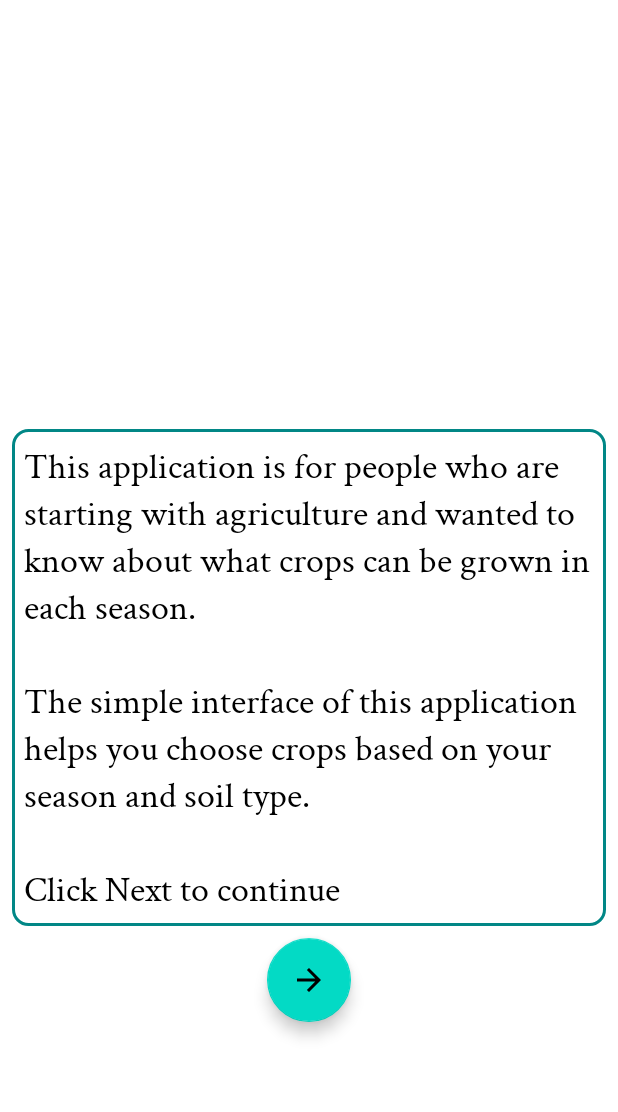
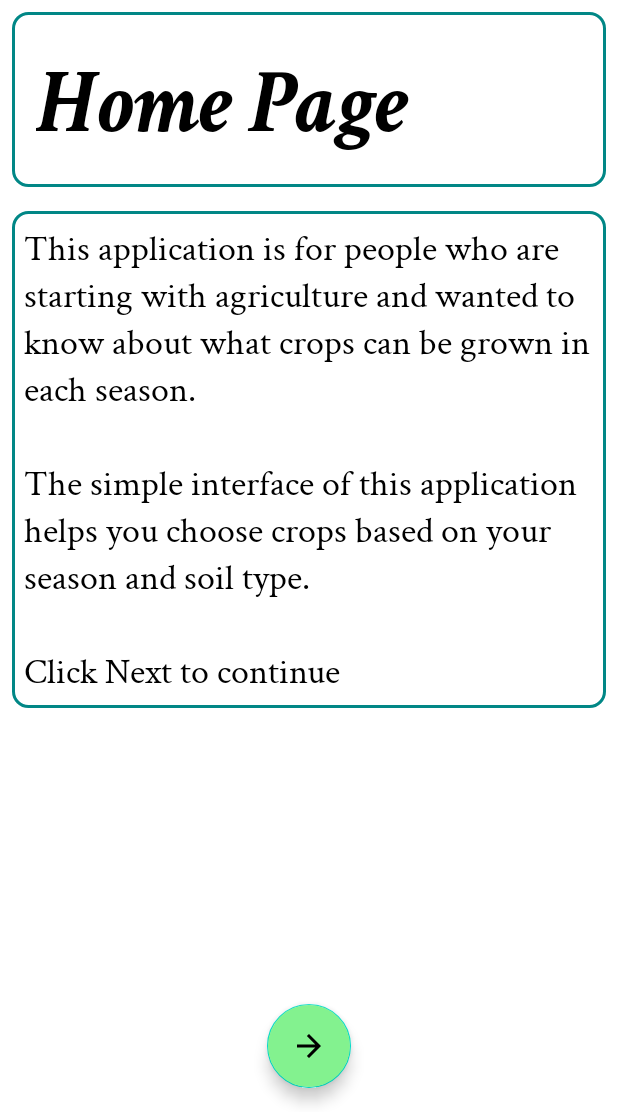
Before and after one commit to AjayRahul1/HealthyHarvest, an Android app: the screen it shows after launch (MainActivity), on a phone screen of 412 x 824 dp, the part 124-1236 px from its top. Run offline under Robolectric (Android 15) with nearby library versions, the phone set to English and light mode, and no system bars; 1 statement that could not run was skipped.

Commit message:
Home Screen layout changed

```diff
--- a/app/src/main/res/layout/activity_main.xml
+++ b/app/src/main/res/layout/activity_main.xml
@@ -2,7 +2,6 @@
 <RelativeLayout xmlns:android="http://schemas.android.com/apk/res/android"
     xmlns:app="http://schemas.android.com/apk/res-auto"
     xmlns:tools="http://schemas.android.com/tools"
-    android:id="@+id/main_home"
     android:layout_width="match_parent"
     android:layout_height="match_parent"
     tools:context=".MainActivity">
@@ -20,14 +19,29 @@
         android:textSize="38sp" />
 
     <TextView
+        android:id="@+id/tv_home_page_heading"
+        android:layout_width="match_parent"
+        android:layout_height="wrap_content"
+        android:layout_below="@+id/home_welcome_text"
+        android:layout_margin="8dp"
+        android:background="@drawable/roundcorners"
+        android:fontFamily="@font/crimson_text_bold_italic"
+        android:padding="16dp"
+        android:text="Home Page"
+        android:textAppearance="@style/TextAppearance.MaterialComponents.Headline2"
+        tools:text="Home Page" />
+
+    <TextView
         android:layout_width="wrap_content"
         android:layout_height="wrap_content"
+        android:layout_below="@id/tv_home_page_heading"
+        android:layout_marginStart="8dp"
+        android:layout_marginTop="8dp"
+        android:layout_marginEnd="8dp"
+        android:layout_marginBottom="8dp"
+        android:background="@drawable/roundcorners"
         android:padding="8dp"
-        android:layout_margin="8dp"
-        android:layout_marginBottom="16dp"
         android:text="@string/App_Description"
-        android:layout_above="@id/fab_next_to_season"
-        android:background="@drawable/roundcorners"
         android:textAppearance="@style/TextAppearance.MaterialComponents.Headline5"
         tools:text="@string/App_Description" />
 
@@ -37,7 +51,12 @@
         android:layout_height="wrap_content"
         android:layout_alignParentBottom="true"
         android:layout_centerHorizontal="true"
-        android:layout_marginBottom="60dp"
+        android:layout_marginBottom="16dp"
+        android:elevation="20dp"
+        android:text="@string/next"
+        android:backgroundTint="@color/light_green"
         android:contentDescription="@string/next"
-        android:src="@drawable/ic_baseline_arrow_forward_24" />
+        app:rippleColor="@color/dark_teal"
+        android:src="@drawable/ic_baseline_arrow_forward_24"
+        android:gravity="bottom"/>
 </RelativeLayout>
```
